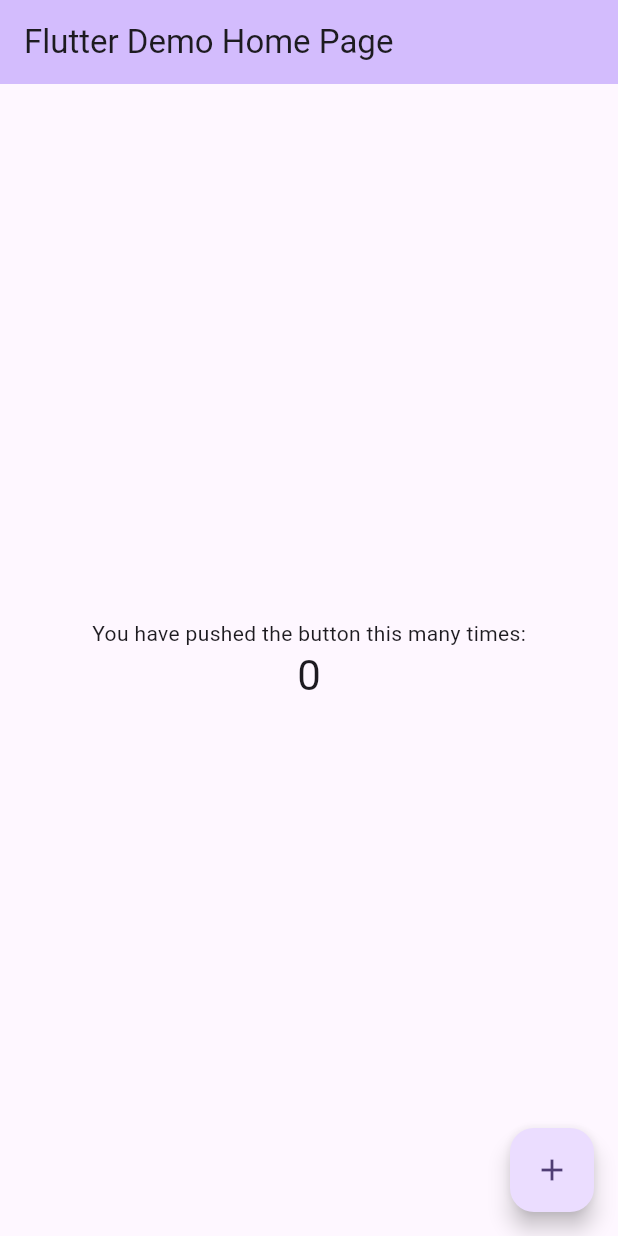
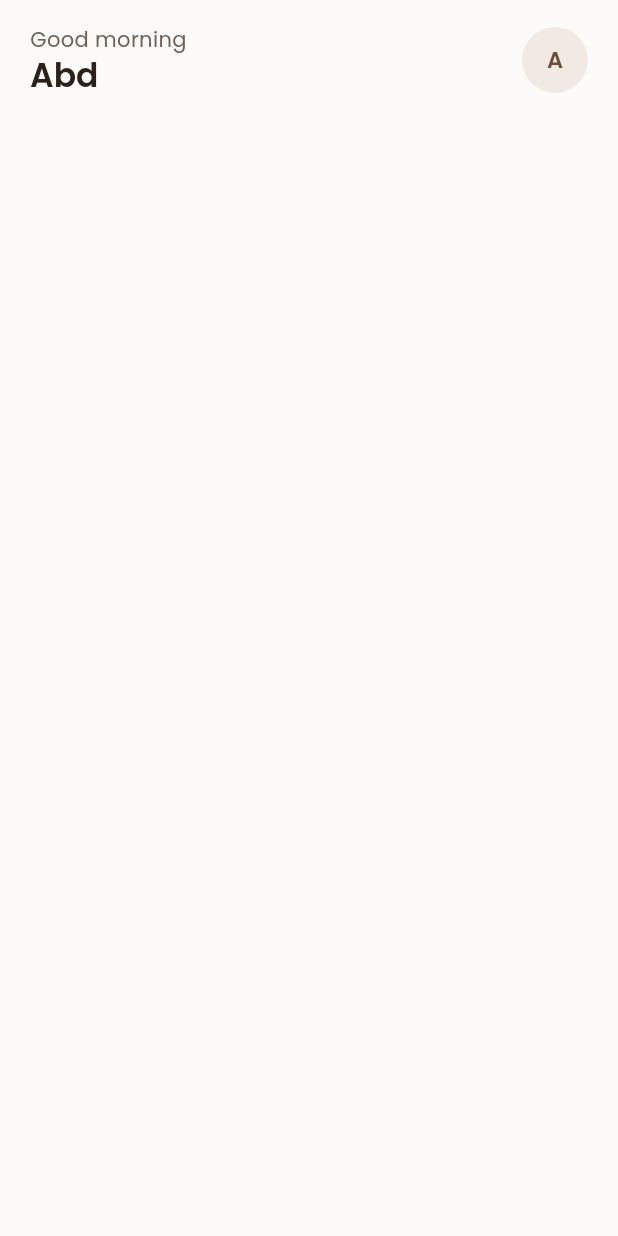
Before and after one commit to abdurahman-yazji/areisto-abdyazji, a Flutter app: the screen it shows after launch, on a phone screen of 412 x 824 dp. Run offline on Flutter 3.47's test engine with Material 3 defaults, Android fonts, the phone set to English and light mode, and no system bars; our stand-ins replace google_fonts.

Commit message:
added GreetingRow.dart file

```diff
--- a/week-02/coffee_menu_ui/lib/main.dart
+++ b/week-02/coffee_menu_ui/lib/main.dart
@@ -1,122 +1,50 @@
+import 'package:coffee_menu_ui/theme.dart';
 import 'package:flutter/material.dart';
+import 'widgets/greeting_row.dart';
 
 void main() {
-  runApp(const MyApp());
+  runApp(const CoffeeMenuApp());
 }
 
-class MyApp extends StatelessWidget {
-  const MyApp({super.key});
+class CoffeeMenuApp extends StatelessWidget {
+  const CoffeeMenuApp({super.key});
 
-  // This widget is the root of your application.
   @override
   Widget build(BuildContext context) {
     return MaterialApp(
-      title: 'Flutter Demo',
-      theme: ThemeData(
-        // This is the theme of your application.
-        //
-        // TRY THIS: Try running your application with "flutter run". You'll see
-        // the application has a purple toolbar. Then, without quitting the app,
-        // try changing the seedColor in the colorScheme below to Colors.green
-        // and then invoke "hot reload" (save your changes or press the "hot
-        // reload" button in a Flutter-supported IDE, or press "r" if you used
-        // the command line to start the app).
-        //
-        // Notice that the counter didn't reset back to zero; the application
-        // state is not lost during the reload. To reset the state, use hot
-        // restart instead.
-        //
-        // This works for code too, not just values: Most code changes can be
-        // tested with just a hot reload.
-        colorScheme: .fromSeed(seedColor: Colors.deepPurple),
-      ),
-      home: const MyHomePage(title: 'Flutter Demo Home Page'),
+      debugShowCheckedModeBanner: false,
+      title: 'Coffee Menu',
+      theme: AppTheme.lightTheme,
+      home: const MenuScreen(),
     );
   }
 }
 
-class MyHomePage extends StatefulWidget {
-  const MyHomePage({super.key, required this.title});
 
-  // This widget is the home page of your application. It is stateful, meaning
-  // that it has a State object (defined below) that contains fields that affect
-  // how it looks.
-
-  // This class is the configuration for the state. It holds the values (in this
-  // case the title) provided by the parent (in this case the App widget) and
-  // used by the build method of the State. Fields in a Widget subclass are
-  // always marked "final".
-
-  final String title;
-
-  @override
-  State<MyHomePage> createState() => _MyHomePageState();
-}
-
-class _MyHomePageState extends State<MyHomePage> {
-  int _counter = 0;
-
-  void _incrementCounter() {
-    setState(() {
-      // This call to setState tells the Flutter framework that something has
-      // changed in this State, which causes it to rerun the build method below
-      // so that the display can reflect the updated values. If we changed
-      // _counter without calling setState(), then the build method would not be
-      // called again, and so nothing would appear to happen.
-      _counter++;
-    });
-  }
+class MenuScreen extends StatelessWidget {
+  const MenuScreen({super.key});
 
   @override
   Widget build(BuildContext context) {
-    // This method is rerun every time setState is called, for instance as done
-    // by the _incrementCounter method above.
-    //
-    // The Flutter framework has been optimized to make rerunning build methods
-    // fast, so that you can just rebuild anything that needs updating rather
-    // than having to individually change instances of widgets.
     return Scaffold(
-      appBar: AppBar(
-        // TRY THIS: Try changing the color here to a specific color (to
-        // Colors.amber, perhaps?) and trigger a hot reload to see the AppBar
-        // change color while the other colors stay the same.
-        backgroundColor: Theme.of(context).colorScheme.inversePrimary,
-        // Here we take the value from the MyHomePage object that was created by
-        // the App.build method, and use it to set our appbar title.
-        title: Text(widget.title),
-      ),
-      body: Center(
-        // Center is a layout widget. It takes a single child and positions it
-        // in the middle of the parent.
+      body: SafeArea(
         child: Column(
-          // Column is also a layout widget. It takes a list of children and
-          // arranges them vertically. By default, it sizes itself to fit its
-          // children horizontally, and tries to be as tall as its parent.
-          //
-          // Column has various properties to control how it sizes itself and
-          // how it positions its children. Here we use mainAxisAlignment to
-          // center the children vertically; the main axis here is the vertical
-          // axis because Columns are vertical (the cross axis would be
-          // horizontal).
-          //
-          // TRY THIS: Invoke "debug painting" (choose the "Toggle Debug Paint"
-          // action in the IDE, or press "p" in the console), to see the
-          // wireframe for each widget.
-          mainAxisAlignment: .center,
           children: [
-            const Text('You have pushed the button this many times:'),
-            Text(
-              '$_counter',
-              style: Theme.of(context).textTheme.headlineMedium,
-            ),
-          ],
+            Expanded(
+              child: SingleChildScrollView(
+                physics: const BouncingScrollPhysics(),
+                padding: const EdgeInsets.symmetric(horizontal: 20),
+                child: Column(
+                  crossAxisAlignment: CrossAxisAlignment.start,
+                  children: [
+                    const SizedBox(height: 16),
+                    const GreetingRow(),]
+                    )
+                     )
+                    )
+                    ]
+          ),
         ),
-      ),
-      floatingActionButton: FloatingActionButton(
-        onPressed: _incrementCounter,
-        tooltip: 'Increment',
-        child: const Icon(Icons.add),
-      ),
-    );
+      );
   }
 }
--- /dev/null
+++ b/week-02/coffee_menu_ui/lib/widgets/greeting_row.dart
@@ -0,0 +1,40 @@
+import 'package:flutter/material.dart';
+import '../theme.dart';
+
+
+class GreetingRow extends StatelessWidget {
+  const GreetingRow({super.key});
+
+  @override
+  Widget build(BuildContext context) {
+    final textTheme = Theme.of(context).textTheme;
+
+    return Row(
+      mainAxisAlignment: MainAxisAlignment.spaceBetween,
+      children: [
+        Column(
+          crossAxisAlignment: CrossAxisAlignment.start,
+          children: [
+            Text('Good morning', style: textTheme.bodyMedium),
+            Text('Abd ', style: textTheme.headlineMedium),
+          ],
+        ),
+        Container(
+          width: 44,
+          height: 44,
+          decoration: const BoxDecoration(
+            color: AppTheme.chipUnselected,
+            shape: BoxShape.circle,
+          ),
+          alignment: Alignment.center,
+          child: Text(
+            'A',
+            style: textTheme.titleMedium?.copyWith(
+              color: AppTheme.primaryBrand,
+            ),
+          ),
+        ),
+      ],
+    );
+  }
+}
```
Also changed, not shown: 1 other file.
